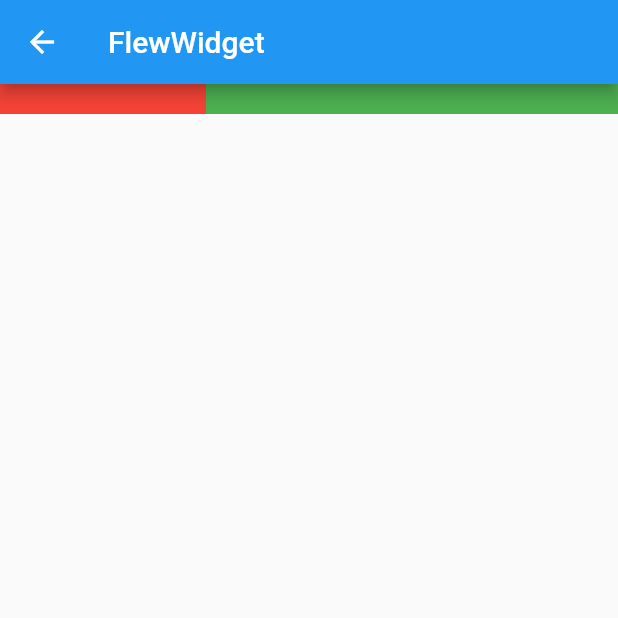
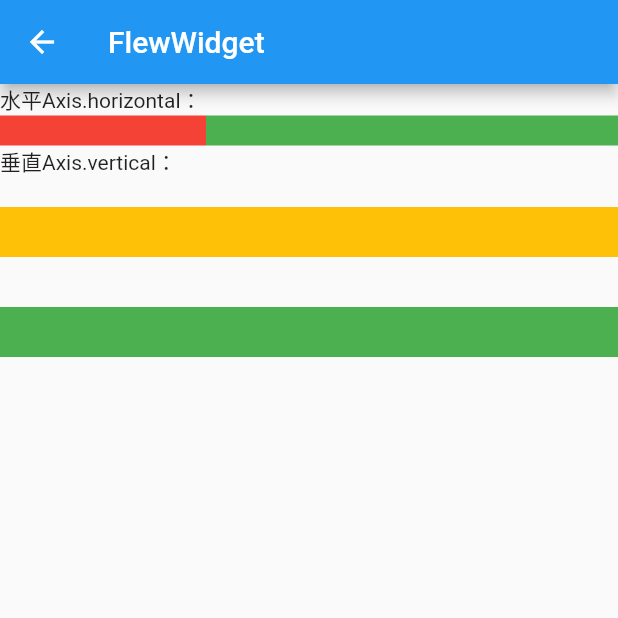
Before and after one commit to dishcheng/note_book, a Flutter app: the FlewWidget screen opened directly, on a phone screen of 412 x 824 dp, the top half of it. Run offline on Flutter 3.47's test engine with Material 2 defaults, Android fonts, the phone set to English and light mode, and no system bars; our stand-ins replace dio, image_picker; generated files the repository leaves out were written again.

Commit message:
widget - flex

```diff
--- a/lib/widgets/flex.dart
+++ b/lib/widgets/flex.dart
@@ -15,6 +15,7 @@ class FlewWidget extends StatelessWidget {
           //默认子widget居左对齐
           crossAxisAlignment: CrossAxisAlignment.start,
           children: <Widget>[
+            Text('水平Axis.horizontal：'),
             Flex(
               //Flex的两个子widget按1：2来占据水平空间
               direction: Axis.horizontal,
@@ -32,6 +33,34 @@ class FlewWidget extends StatelessWidget {
                       height: 20,
                     )),
               ],
+            ),
+            Text('垂直Axis.vertical：'),
+            Padding(
+              padding: const EdgeInsets.only(top: 20),
+              child: SizedBox(
+                height: 100,
+                child: Flex(
+                  direction: Axis.vertical,
+                  children: <Widget>[
+                    Expanded(
+                        flex: 1,
+                        child: Container(
+                          height: 20,
+                          color: Colors.amber,
+                        )),
+                    Spacer(
+                      flex: 1,
+                    ),
+                    Expanded(
+                      flex: 1,
+                      child: Container(
+                        height: 30.0,
+                        color: Colors.green,
+                      ),
+                    ),
+                  ],
+                ),
+              ),
             )
           ],
         ));
```
